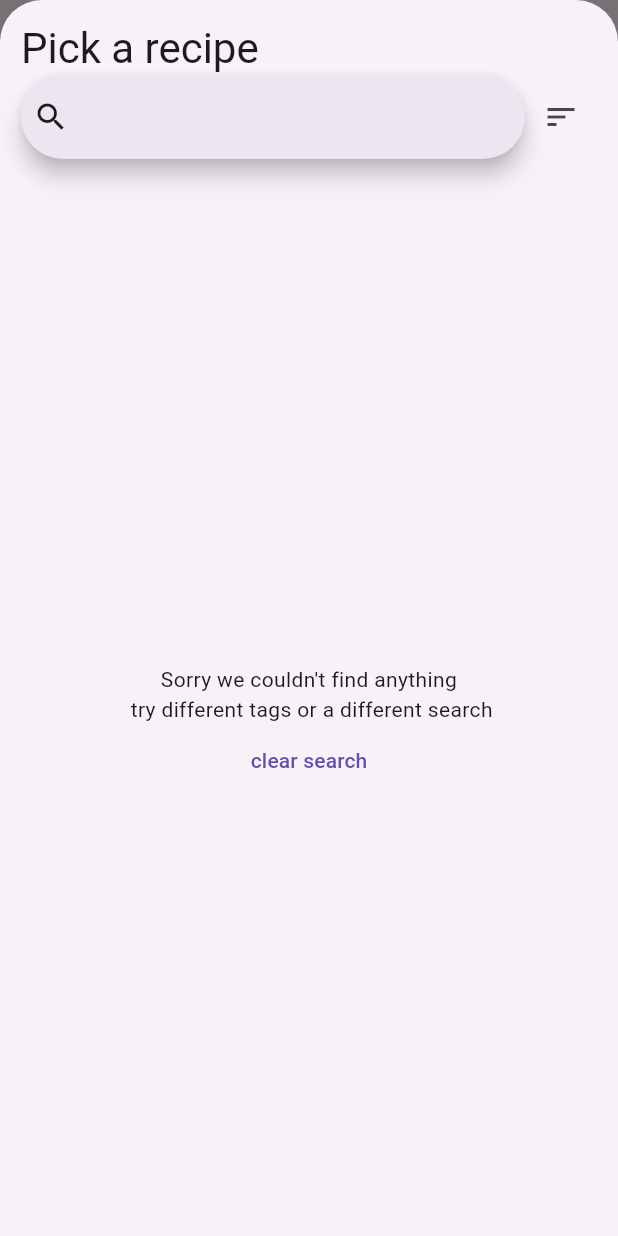
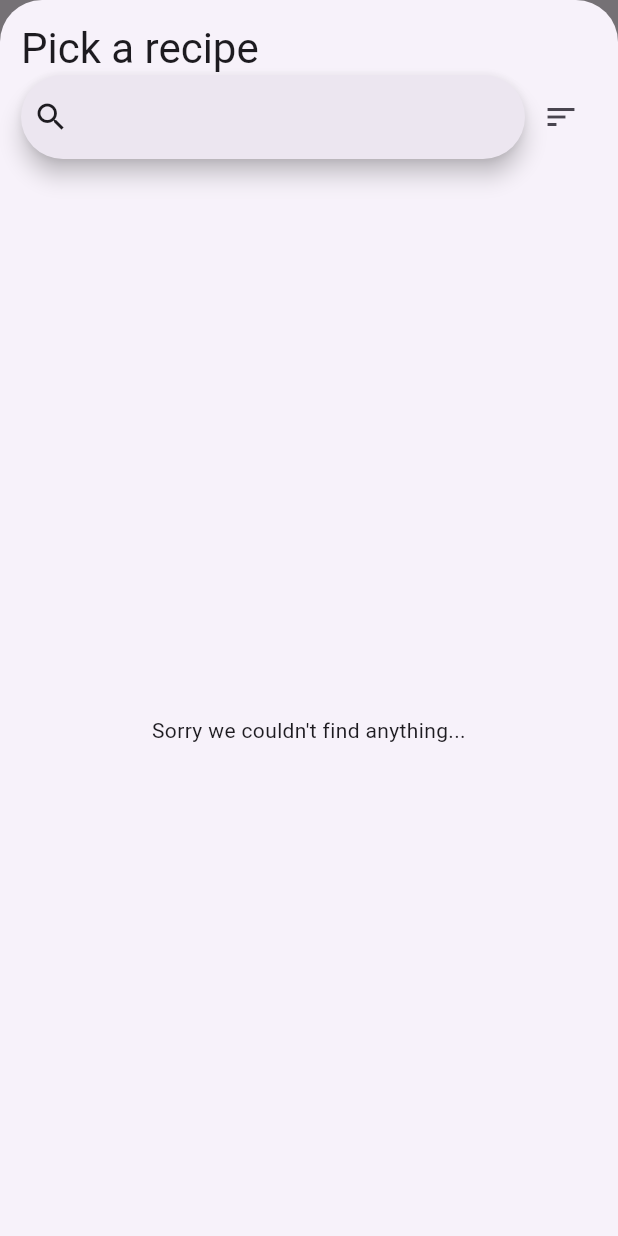
Before and after one commit to ZMensRain/Meals, a Flutter app: the WeekdayScreen screen opened directly, after a tap on the "add" icon, on a phone screen of 412 x 824 dp. Run offline on Flutter 3.47's test engine with Material 3 defaults, Android fonts, the phone set to English and light mode, and no system bars; our stand-ins replace isar, printing, share_plus, transparent_image; missing offline and left inert: converter, duration_picker; accounts and stored records are empty; generated files the repository leaves out were written again.

Commit message:
removed the clear button it was not viable, and closed sheet on recipe being picked

```diff
--- a/lib/widgets/sheets/pick_recipe_sheet.dart
+++ b/lib/widgets/sheets/pick_recipe_sheet.dart
@@ -92,21 +92,14 @@ class _PickRecipeSheetState extends State<PickRecipeSheet> {
               }
               if (snapshot.hasData) {
                 if (snapshot.data!.isEmpty) {
-                  return Expanded(
+                  return const Expanded(
                     child: Column(
                       mainAxisAlignment: MainAxisAlignment.center,
                       children: [
-                        const Text(
-                          "Sorry we couldn't find anything \n try different tags or a different search",
+                        Text(
+                          "Sorry we couldn't find anything...",
                           textAlign: TextAlign.center,
                         ),
-                        TextButton(
-                            onPressed: () {
-                              setState(() {
-                                // TODO clear button
-                              });
-                            },
-                            child: const Text("clear search"))
                       ],
                     ),
                   );
@@ -117,8 +110,10 @@ class _PickRecipeSheetState extends State<PickRecipeSheet> {
                     itemCount: snapshot.data!.length,
                     itemBuilder: (context, index) => MealCard(
                       snapshot.data![index],
-                      onTaped: () =>
-                          widget.onPickRecipe(snapshot.data![index].id),
+                      onTaped: () {
+                        Navigator.pop(context);
+                        widget.onPickRecipe(snapshot.data![index].id);
+                      },
                     ),
                   ),
                 );
```
